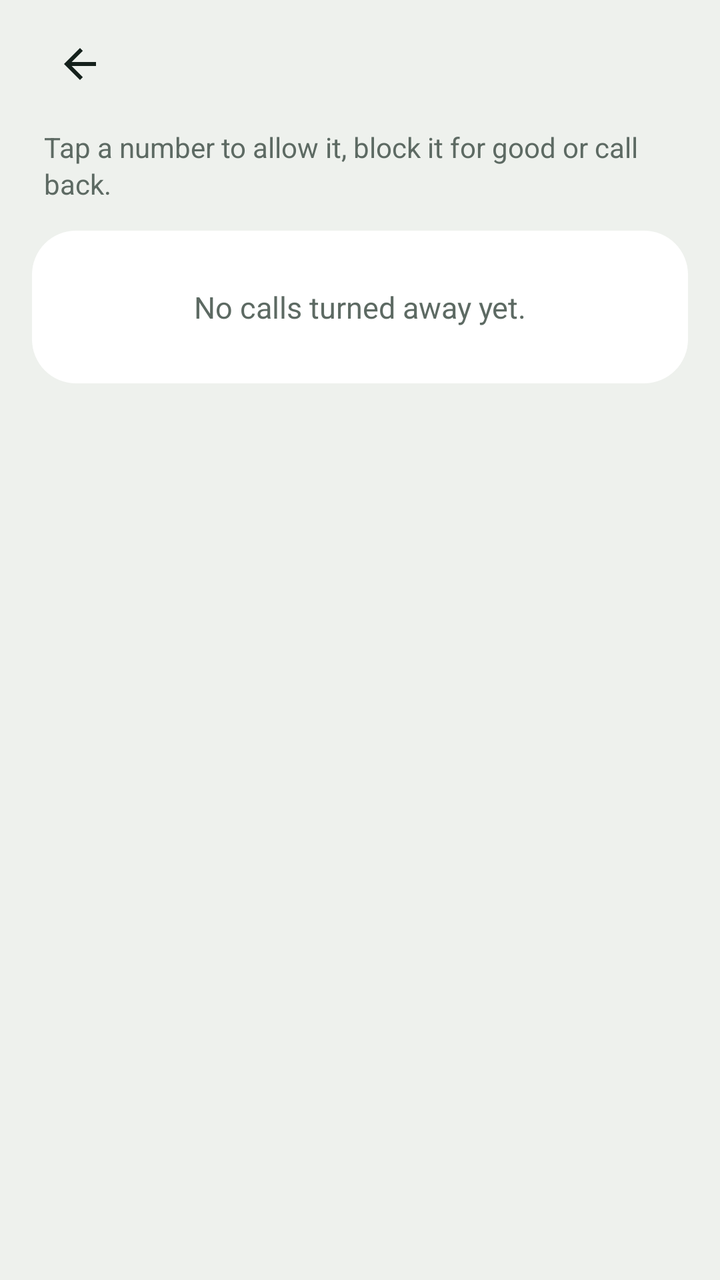
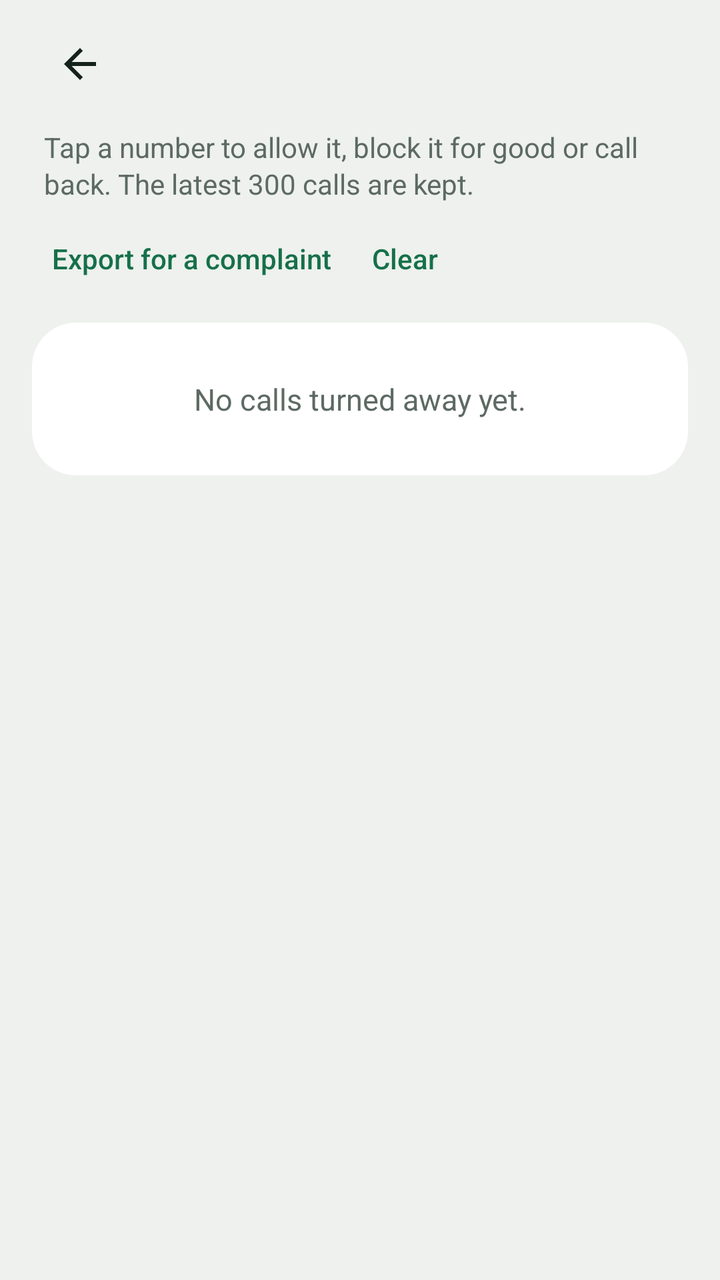

Compare the two renders of this Android layout. The source of the first and the diff that turns it into the second are given below.
<!-- AndroidManifest.xml: application theme Theme.CallShield -->
<!-- res/layout/activity_blocked_log.xml -->
<?xml version="1.0" encoding="utf-8"?>
<LinearLayout xmlns:android="http://schemas.android.com/apk/res/android"
    android:layout_width="match_parent"
    android:layout_height="match_parent"
    android:fitsSystemWindows="true"
    android:orientation="vertical"
    android:paddingStart="16dp"
    android:paddingEnd="16dp">

    <include layout="@layout/view_header" />

    <TextView
        android:layout_width="match_parent"
        android:layout_height="wrap_content"
        android:layout_marginStart="6dp"
        android:layout_marginEnd="6dp"
        android:layout_marginBottom="14dp"
        style="@style/Text.RowSub"
        android:text="@string/log_hint" />

    <TextView
        android:id="@+id/empty"
        android:layout_width="match_parent"
        android:layout_height="wrap_content"
        android:background="@drawable/bg_group"
        android:gravity="center"
        android:lineSpacingExtra="3sp"
        android:padding="28dp"
        android:text="@string/log_empty"
        android:textColor="@color/muted"
        android:textSize="15sp" />

    <ListView
        android:id="@+id/list"
        android:layout_width="match_parent"
        android:layout_height="wrap_content"
        android:layout_marginBottom="16dp"
        android:background="@drawable/bg_group"
        android:divider="@drawable/divider_inset"
        android:dividerHeight="1dp" />
</LinearLayout>
<!-- res/layout/view_header.xml (included above) -->
<?xml version="1.0" encoding="utf-8"?>
<LinearLayout xmlns:android="http://schemas.android.com/apk/res/android"
    android:layout_width="match_parent"
    android:layout_height="64dp"
    android:gravity="center_vertical"
    android:orientation="horizontal">

    <ImageButton
        android:id="@+id/headerBack"
        android:layout_width="48dp"
        android:layout_height="48dp"
        android:background="?attr/selectableItemBackgroundBorderless"
        android:contentDescription="@string/back"
        android:src="@drawable/ic_back" />

    <TextView
        android:id="@+id/headerTitle"
        android:layout_width="0dp"
        android:layout_height="wrap_content"
        android:layout_marginStart="6dp"
        android:layout_weight="1"
        android:ellipsize="end"
        android:maxLines="1"
        style="@style/Text.ScreenTitle" />

    <TextView
        android:id="@+id/headerAction"
        android:layout_width="wrap_content"
        android:layout_height="wrap_content"
        android:background="?attr/selectableItemBackground"
        android:fontFamily="sans-serif-medium"
        android:padding="10dp"
        android:textColor="@color/green"
        android:textSize="15sp"
        android:visibility="gone" />
</LinearLayout>
<!-- resources referenced by this layout -->
<resources>
  <color name="green">#1F8A5B</color>
  <color name="muted">#5D6A63</color>
  <!-- drawable bg_group (drawable) -->
  <?xml version="1.0" encoding="utf-8"?>
  <shape xmlns:android="http://schemas.android.com/apk/res/android" android:shape="rectangle">
      <solid android:color="@color/surface" />
      <corners android:radius="22dp" />
  </shape>
  <!-- drawable divider_inset (drawable) -->
  <?xml version="1.0" encoding="utf-8"?>
  <inset xmlns:android="http://schemas.android.com/apk/res/android"
      android:insetLeft="18dp">
      <shape android:shape="rectangle">
          <solid android:color="@color/line" />
          <size android:height="1dp" />
      </shape>
  </inset>
  <!-- drawable ic_back (drawable) -->
  <?xml version="1.0" encoding="utf-8"?>
  <vector xmlns:android="http://schemas.android.com/apk/res/android"
      android:width="24dp" android:height="24dp" android:viewportWidth="24" android:viewportHeight="24"
      android:autoMirrored="true">
      <path android:fillColor="@color/ink"
          android:pathData="M20,11H7.83l5.59,-5.59L12,4l-8,8 8,8 1.41,-1.41L7.83,13H20v-2z" />
  </vector>
  <string name="back">Back</string>
  <string name="log_empty">No calls turned away yet.</string>
  <string name="log_hint">Tap a number to allow it, block it for good or call back.</string>
  <style name="Text.RowSub" parent="">
          <item name="android:textSize">14sp</item>
          <item name="android:lineSpacingExtra">2sp</item>
          <item name="android:textColor">@color/muted</item>
      </style>
  <style name="Text.ScreenTitle" parent="">
          <item name="android:fontFamily">@font/bricolage_semibold</item>
          <item name="android:textSize">21sp</item>
          <item name="android:textColor">@color/ink</item>
      </style>
  <style name="Theme.CallShield" parent="Base.CallShield">
          <item name="android:windowLightStatusBar">true</item>
          <item name="android:windowLightNavigationBar">true</item>
      </style>
  <color name="surface">#FFFFFF</color>
  <color name="line">#DDE3DE</color>
  <color name="ink">#15211C</color>
  <color name="green_soft">#DCEBE2</color>
  <color name="kola">#A3322B</color>
  <color name="ground">#EEF1ED</color>
  <color name="track_off">#D4DBD6</color>
  <color name="outline">#B9C4BD</color>
  <!-- unchanged entries left out for length: 1 -->
</resources>

<!-- the commit's change to res/layout/activity_blocked_log.xml (unified diff, before → after) -->
@@ -14,9 +14,27 @@
         android:layout_height="wrap_content"
         android:layout_marginStart="6dp"
         android:layout_marginEnd="6dp"
-        android:layout_marginBottom="14dp"
         style="@style/Text.RowSub"
         android:text="@string/log_hint" />
+
+    <LinearLayout
+        android:id="@+id/logActions"
+        android:layout_width="match_parent"
+        android:layout_height="wrap_content"
+        android:layout_marginTop="4dp"
+        android:layout_marginBottom="8dp"
+        android:orientation="horizontal">
+
+        <TextView
+            android:id="@+id/btnExport"
+            style="@style/TextLink"
+            android:text="@string/export_log" />
+
+        <TextView
+            android:id="@+id/btnClear"
+            style="@style/TextLink"
+            android:text="@string/clear_log" />
+    </LinearLayout>
 
     <TextView
         android:id="@+id/empty"
@@ -72,7 +90,7 @@
         android:background="?attr/selectableItemBackground"
         android:fontFamily="sans-serif-medium"
         android:padding="10dp"
-        android:textColor="@color/green"
+        android:textColor="@color/green_text"
         android:textSize="15sp"
         android:visibility="gone" />
 </LinearLayout>
<!-- resource entries referenced after the edit -->
@@ -1,5 +1,6 @@
 <!-- resources referenced by this layout -->
 <resources>
+  <color name="green_text">#16704A</color>
   <color name="green">#1F8A5B</color>
   <color name="muted">#5D6A63</color>
   <!-- drawable bg_group (drawable) -->
@@ -26,8 +27,10 @@
           android:pathData="M20,11H7.83l5.59,-5.59L12,4l-8,8 8,8 1.41,-1.41L7.83,13H20v-2z" />
   </vector>
   <string name="back">Back</string>
+  <string name="clear_log">Clear</string>
+  <string name="export_log">Export for a complaint</string>
   <string name="log_empty">No calls turned away yet.</string>
-  <string name="log_hint">Tap a number to allow it, block it for good or call back.</string>
+  <string name="log_hint">Tap a number to allow it, block it for good or call back. The latest 300 calls are kept.</string>
   <style name="Text.RowSub" parent="">
           <item name="android:textSize">14sp</item>
           <item name="android:lineSpacingExtra">2sp</item>
@@ -37,6 +40,18 @@
           <item name="android:fontFamily">@font/bricolage_semibold</item>
           <item name="android:textSize">21sp</item>
           <item name="android:textColor">@color/ink</item>
+      </style>
+  <style name="TextLink" parent="">
+          <item name="android:layout_width">wrap_content</item>
+          <item name="android:layout_height">wrap_content</item>
+          <item name="android:minHeight">48dp</item>
+          <item name="android:gravity">center_vertical</item>
+          <item name="android:paddingStart">10dp</item>
+          <item name="android:paddingEnd">10dp</item>
+          <item name="android:background">?attr/selectableItemBackground</item>
+          <item name="android:fontFamily">sans-serif-medium</item>
+          <item name="android:textColor">@color/green_text</item>
+          <item name="android:textSize">14sp</item>
       </style>
   <style name="Theme.CallShield" parent="Base.CallShield">
           <item name="android:windowLightStatusBar">true</item>
